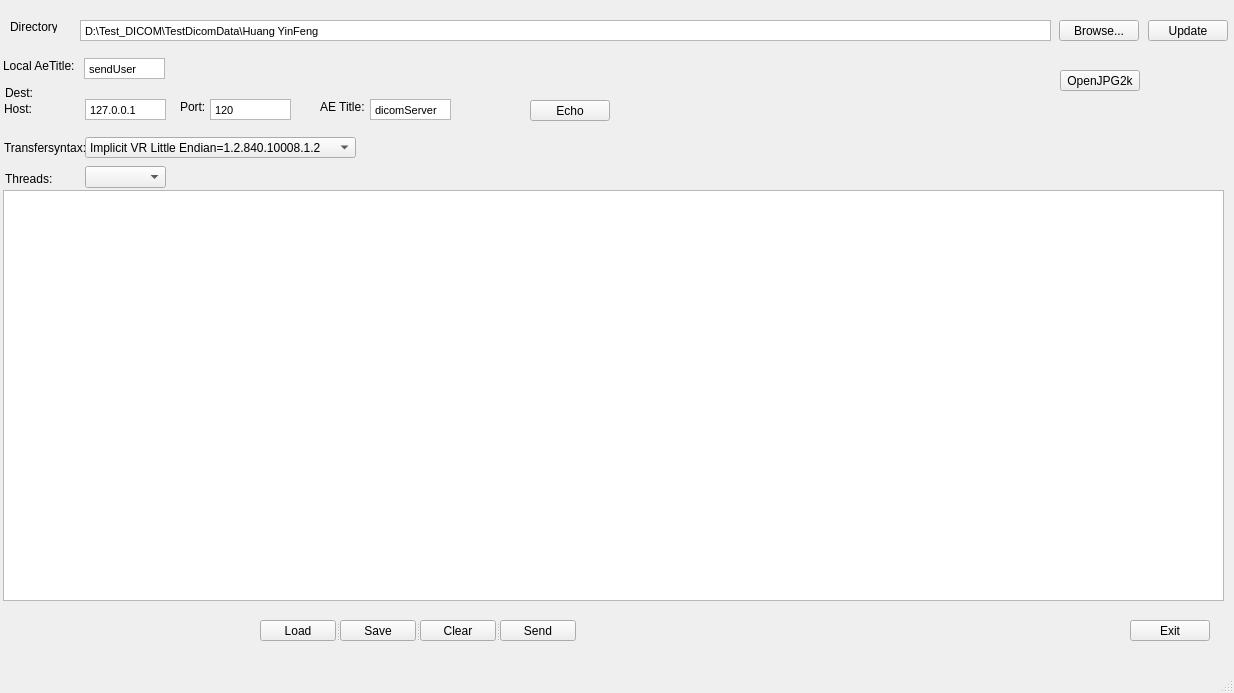
zyq1569/HealthApp, file Tools/SendDicomSCU/mainwindow.ui: the form before one commit.
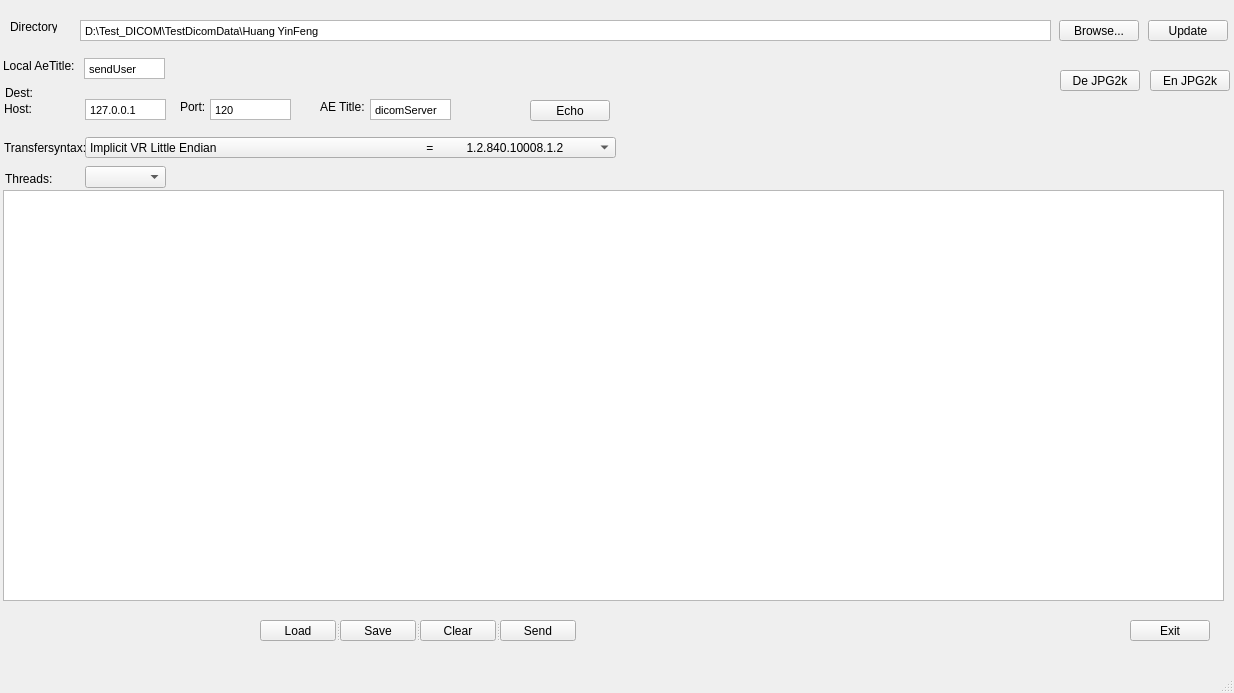
The form after the commit.

```diff
--- a/Tools/SendDicomSCU/mainwindow.ui
+++ b/Tools/SendDicomSCU/mainwindow.ui
@@ -312,13 +312,13 @@
      <rect>
       <x>85</x>
       <y>137</y>
-      <width>271</width>
+      <width>531</width>
       <height>21</height>
      </rect>
     </property>
     <item>
      <property name="text">
-      <string>Implicit VR Little Endian=1.2.840.10008.1.2</string>
+      <string>Implicit VR Little Endian                                                               =          1.2.840.10008.1.2</string>
      </property>
     </item>
     <item>
@@ -388,7 +388,20 @@
      </rect>
     </property>
     <property name="text">
-     <string>OpenJPG2k</string>
+     <string>De JPG2k</string>
+    </property>
+   </widget>
+   <widget class="QPushButton" name="pBOpen2KC">
+    <property name="geometry">
+     <rect>
+      <x>1150</x>
+      <y>70</y>
+      <width>80</width>
+      <height>21</height>
+     </rect>
+    </property>
+    <property name="text">
+     <string>En JPG2k</string>
     </property>
    </widget>
   </widget>
```
Left out of the diff: 16 changed lines with no effect on the pictures.
